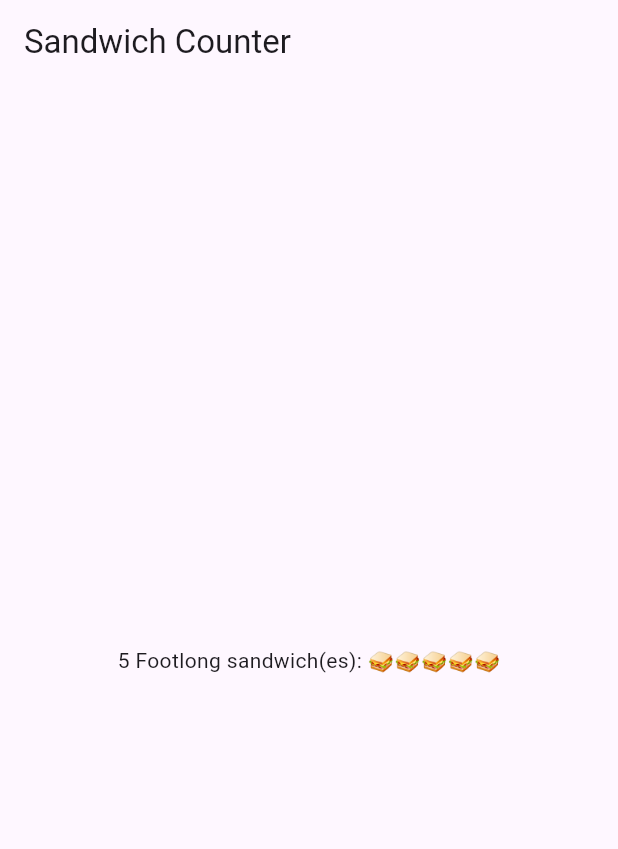
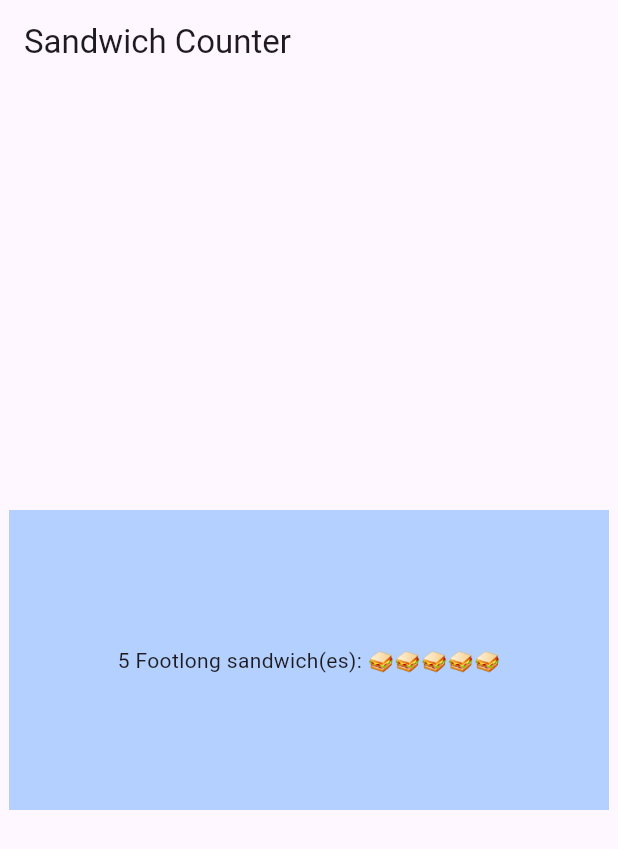
Before and after one commit to Joyeehing/dartprogramming--Y2-, a Flutter app: the screen it shows after launch, on a phone screen of 412 x 824 dp. Shown: the top 849 px of the screen. Run offline on Flutter 3.47's test engine with Material 3 defaults, Android fonts, the phone set to English and light mode, and no system bars.

Commit message:
build a container widget

```diff
--- a/sandwich_shop/lib/main.dart
+++ b/sandwich_shop/lib/main.dart
@@ -32,7 +32,14 @@ class OrderItemDisplay extends StatelessWidget {
 
   @override
   Widget build(BuildContext context) {
-  return Text('$quantity $itemType sandwich(es): ${'🥪' * quantity}');
+    return Container(
+      width: 400,
+      height: 200,
+      color: const Color.fromARGB(255, 179, 208, 255),
+      child: Center(
+        child: Text('$quantity $itemType sandwich(es): ${'🥪' * quantity}'),
+      ),
+    );
   }
 }
 // class MyApp extends StatelessWidget {
```
